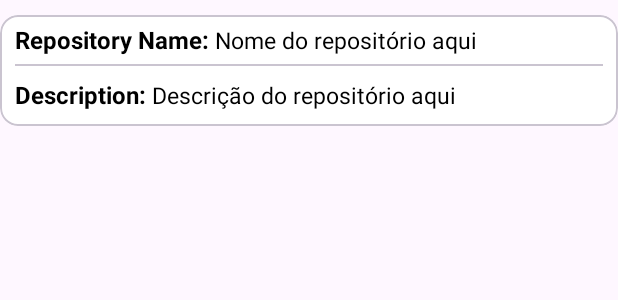
After one commit to Waldir-Baia/busca_usuario_github_kotlin, an Android app: the layout card_repository.xml on its own in the app's theme, with its tools: preview values and no code run, on a phone screen of 412 x 824 dp. The commit adds this screen. Shown: the top 300 px of the screen. Run offline under Robolectric (Android 15) with nearby library versions, the phone set to English and light mode, and no system bars.

Commit message:
Implementando lista no fragment_detail_user.xml, e implementando a importação dos repositorios do usuário, as outras classes foram criadas para adaptar a recycler, foi criada a RepositoryDiff.kt, RepositoryClickedListener.kt e RepositoryAdapter.kt.

```diff
--- a/app/src/main/java/br/com/waldirbaia/buscausuario/domain/repository/MainActivityRepository.kt
+++ b/app/src/main/java/br/com/waldirbaia/buscausuario/domain/repository/MainActivityRepository.kt
@@ -1,6 +1,7 @@
 package br.com.waldirbaia.buscausuario.domain.repository
 
 import br.com.waldirbaia.buscausuario.data.remote.ApiService
+import br.com.waldirbaia.buscausuario.domain.response.RepositoryResponse
 import br.com.waldirbaia.buscausuario.domain.response.UserResponse
 import retrofit2.Response
 import javax.inject.Inject
@@ -13,5 +14,9 @@ class MainActivityRepository @Inject constructor(
         return apiService.getUser(userName)
     }
 
+    suspend fun getRepository(userName: String): Response<List<RepositoryResponse>>{
+        return apiService.getRepository(userName)
+    }
+
 
 }
--- a/app/src/main/java/br/com/waldirbaia/buscausuario/presentation/ui/activity/MainActivity.kt
+++ b/app/src/main/java/br/com/waldirbaia/buscausuario/presentation/ui/activity/MainActivity.kt
@@ -33,7 +33,6 @@ class MainActivity : AppCompatActivity() {
             .commit()
 
 
-
         val searchMenuItem = binding.mainBottomAppbar.menu.findItem(R.id.action_search)
         val searchView = searchMenuItem.actionView as SearchView
 
@@ -53,7 +52,5 @@ class MainActivity : AppCompatActivity() {
             }
 
         })
-
-
     }
 }
--- a/app/src/main/res/layout/activity_main.xml
+++ b/app/src/main/res/layout/activity_main.xml
@@ -11,7 +11,7 @@
     <FrameLayout
         android:id="@+id/fragment_container"
         android:layout_width="match_parent"
-        android:layout_height="651dp"
+        android:layout_height="match_parent"
         android:layout_above="@id/main_bottom_appbar" />
 
     <com.google.android.material.bottomappbar.BottomAppBar
--- /dev/null
+++ b/app/src/main/res/layout/card_repository.xml
@@ -0,0 +1,77 @@
+<?xml version="1.0" encoding="utf-8"?>
+<com.google.android.material.card.MaterialCardView xmlns:android="http://schemas.android.com/apk/res/android"
+    android:layout_width="match_parent"
+    android:layout_height="wrap_content"
+    android:layout_marginTop="10dp"
+    android:layout_marginBottom="5dp"
+    android:elevation="4dp"
+    android:backgroundTint="@color/white">
+
+    <LinearLayout
+        android:layout_width="match_parent"
+        android:layout_height="wrap_content"
+        android:orientation="vertical"
+        android:layout_marginHorizontal="10dp"
+        android:layout_marginTop="5dp"
+        android:layout_marginBottom="10dp">
+
+        <LinearLayout
+            android:layout_width="match_parent"
+            android:layout_height="wrap_content"
+            android:orientation="horizontal">
+
+            <TextView
+                android:layout_width="wrap_content"
+                android:layout_height="wrap_content"
+                android:text="Repository Name: "
+                android:textSize="16sp"
+                android:textStyle="bold"
+                android:textColor="@color/black"/>
+
+            <TextView
+                android:id="@+id/txt_card_repository_name"
+                android:layout_width="0dp"
+                android:layout_weight="1"
+                android:layout_height="wrap_content"
+                android:text="Nome do repositório aqui"
+                android:textSize="15sp"
+                android:textColor="@color/black"
+                android:ellipsize="end"
+                android:maxLines="1"
+                android:singleLine="true"/>
+        </LinearLayout>
+
+        <com.google.android.material.divider.MaterialDivider
+            android:layout_width="match_parent"
+            android:layout_height="match_parent"
+            android:layout_marginTop="5dp"/>
+
+        <LinearLayout
+            android:layout_width="match_parent"
+            android:layout_height="wrap_content"
+            android:orientation="horizontal"
+            android:layout_marginTop="8dp">
+
+            <TextView
+                android:layout_width="wrap_content"
+                android:layout_height="wrap_content"
+                android:text="Description: "
+                android:textSize="16sp"
+                android:textStyle="bold"
+                android:textColor="@color/black"/>
+
+            <TextView
+                android:id="@+id/txt_card_repository_description"
+                android:layout_width="0dp"
+                android:layout_weight="1"
+                android:layout_height="wrap_content"
+                android:text="Descrição do repositório aqui"
+                android:textSize="15sp"
+                android:textColor="@color/black"
+                android:ellipsize="end"
+                android:maxLines="1"
+                android:singleLine="true"/>
+        </LinearLayout>
+
+    </LinearLayout>
+</com.google.android.material.card.MaterialCardView>
```
Also changed, not shown: app/src/main/java/br/com/waldirbaia/buscausuario/presentation/ui/adapter/RepositoryAdapter.kt (added, +45 -0 lines), app/src/main/java/br/com/waldirbaia/buscausuario/presentation/ui/diff/RepositoryDiff.kt (added, +20 -0 lines), app/src/main/java/br/com/waldirbaia/buscausuario/presentation/ui/fragment/DetailUserFragment.kt (+35 -3 lines), app/src/main/java/br/com/waldirbaia/buscausuario/presentation/ui/fragment/SearchUserFragment.kt (+6 -1 lines), app/src/main/java/br/com/waldirbaia/buscausuario/presentation/ui/listener/RepositoryClickedListener.kt (added, +7 -0 lines), app/src/main/java/br/com/waldirbaia/buscausuario/presentation/viewmodel/MainActivityViewModel.kt (+35 -2 lines), app/src/main/res/layout/fragment_detail_user.xml (+5 -6 lines).
